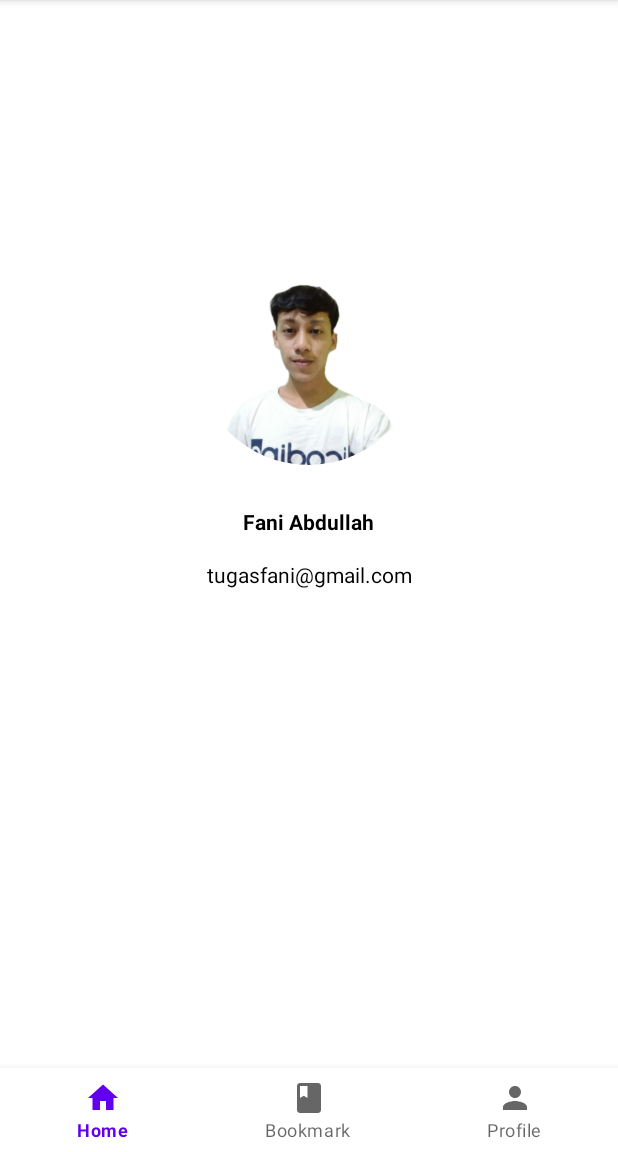
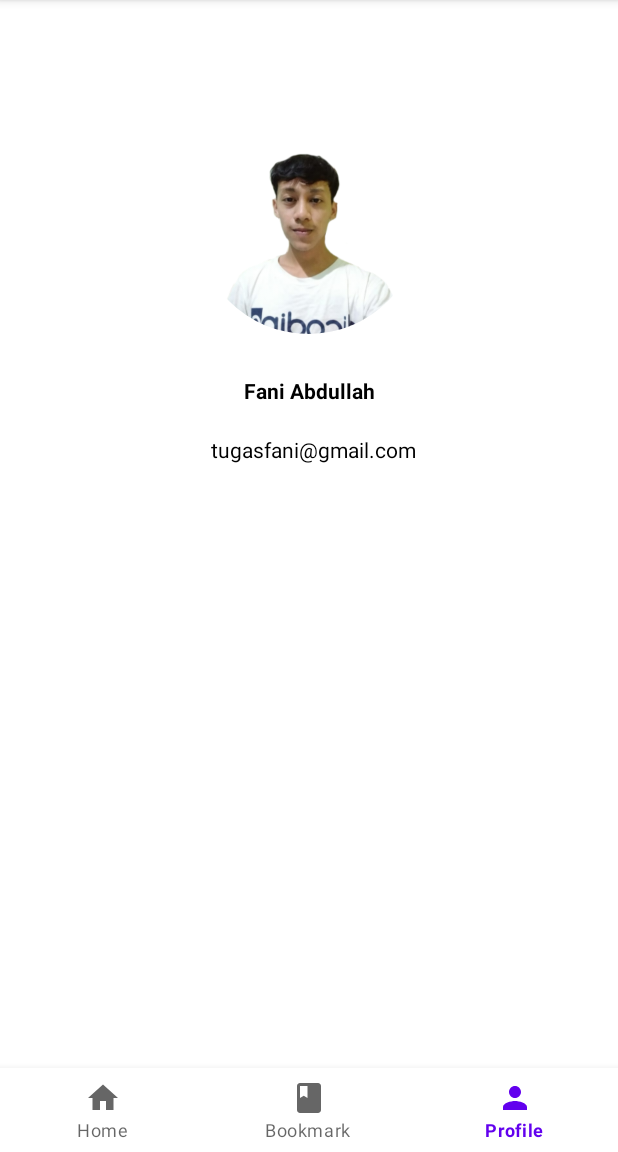
Before and after one commit to faniabdullah/Android-Programming-for-Beginners, an Android app: the screen it shows after launch (MyProfileActivity before the commit, MainActivity after it), item 3 of the bottom bar chosen, on a phone screen of 412 x 824 dp, the part 84-1236 px from its top. Run offline under Robolectric (Android 15) with nearby library versions, the phone set to English and light mode, and no system bars; our stand-ins replace CircleImageView; 1 statement that could not run was skipped.

Commit message:
change to fragment metode

```diff
--- a/app/src/main/java/com/faniabdullah/bangkit/BookmarkActivity.kt
+++ b/app/src/main/java/com/faniabdullah/bangkit/BookmarkActivity.kt
@@ -3,7 +3,6 @@ package com.faniabdullah.bangkit
 import android.content.Intent
 import androidx.appcompat.app.AppCompatActivity
 import android.os.Bundle
-import android.util.Log
 import android.widget.Toast
 import androidx.recyclerview.widget.LinearLayoutManager
 import androidx.recyclerview.widget.RecyclerView
--- a/app/src/main/java/com/faniabdullah/bangkit/MainActivity.kt
+++ b/app/src/main/java/com/faniabdullah/bangkit/MainActivity.kt
@@ -4,12 +4,15 @@ import android.content.Intent
 import android.os.Bundle
 import android.text.Editable
 import android.text.TextWatcher
-import android.widget.Toast
 import androidx.appcompat.app.AppCompatActivity
+import androidx.fragment.app.Fragment
 import androidx.recyclerview.widget.LinearLayoutManager
 import androidx.recyclerview.widget.RecyclerView
 import com.faniabdullah.bangkit.adapter.RestaurantAdapter
 import com.faniabdullah.bangkit.data.RestaurantData
+import com.faniabdullah.bangkit.fragment.FragmentBookmark
+import com.faniabdullah.bangkit.fragment.FragmentHome
+import com.faniabdullah.bangkit.fragment.FragmentProfile
 import com.faniabdullah.bangkit.model.Restaurant
 import com.google.android.material.bottomnavigation.BottomNavigationView
 import com.google.android.material.textfield.TextInputEditText
@@ -23,10 +26,16 @@ class MainActivity : AppCompatActivity() {
     override fun onCreate(savedInstanceState: Bundle?) {
         super.onCreate(savedInstanceState)
         setContentView(R.layout.activity_main)
-        initComponent()
-        list.addAll(RestaurantData.listData)
-        showListRestaurant()
+        loadFragment(FragmentHome())
+
         setNavigation()
+    }
+
+    private fun loadFragment(fragment: Fragment) {
+        val transaction = supportFragmentManager.beginTransaction()
+        transaction.replace(R.id.fragment_container, fragment)
+        transaction.addToBackStack(null)
+        transaction.commit()
     }
 
     private fun initComponent() {
@@ -40,13 +49,16 @@ class MainActivity : AppCompatActivity() {
         navView.setOnNavigationItemSelectedListener { item ->
             when (item.itemId) {
                 R.id.action_bookmarked -> {
-                    val moveIntent = Intent ( this@MainActivity , BookmarkActivity :: class.java )
-                    startActivity ( moveIntent )
+
+                    loadFragment(FragmentBookmark())
+                    true
+                }
+                R.id.action_home -> {
+                    loadFragment(FragmentHome())
                     true
                 }
                 R.id.action_profile -> {
-                    val moveIntent = Intent ( this@MainActivity , MyProfileActivity :: class.java )
-                    startActivity ( moveIntent )
+                    loadFragment(FragmentProfile())
                     true
                 }
                 else -> true
--- a/app/src/main/java/com/faniabdullah/bangkit/adapter/RestaurantAdapter.kt
+++ b/app/src/main/java/com/faniabdullah/bangkit/adapter/RestaurantAdapter.kt
@@ -1,7 +1,6 @@
 package com.faniabdullah.bangkit.adapter
 
 import android.content.Context
-import android.util.Log
 import android.view.LayoutInflater
 import android.view.View
 import android.view.ViewGroup
@@ -17,7 +16,7 @@ import com.faniabdullah.bangkit.R
 import com.faniabdullah.bangkit.data.DatabaseHelper
 import com.faniabdullah.bangkit.model.Restaurant
 
-class RestaurantAdapter(private var listRestaurant: ArrayList<Restaurant> , private val context: Context): RecyclerView.Adapter<RestaurantAdapter.RestaurantViewHolder>() {
+class RestaurantAdapter(private var listRestaurant: ArrayList<Restaurant>, private val context: Context): RecyclerView.Adapter<RestaurantAdapter.RestaurantViewHolder>() {
     private lateinit var onItemClickCallback: OnItemClickCallback
 
 
--- /dev/null
+++ b/app/src/main/java/com/faniabdullah/bangkit/fragment/FragmentHome.kt
@@ -0,0 +1,74 @@
+package com.faniabdullah.bangkit.fragment
+
+import android.content.Context
+import android.content.Intent
+import android.os.Bundle
+import android.text.Editable
+import android.text.TextWatcher
+import android.view.LayoutInflater
+import android.view.View
+import android.view.ViewGroup
+import androidx.fragment.app.Fragment
+import androidx.recyclerview.widget.LinearLayoutManager
+import androidx.recyclerview.widget.RecyclerView
+import com.faniabdullah.bangkit.DetailRestaurantActivity
+import com.faniabdullah.bangkit.R
+import com.faniabdullah.bangkit.adapter.RestaurantAdapter
+import com.faniabdullah.bangkit.data.RestaurantData
+import com.faniabdullah.bangkit.model.Restaurant
+import com.google.android.material.textfield.TextInputEditText
+
+class FragmentHome : Fragment() {
+
+    private lateinit var edtSearchRestaurant : TextInputEditText
+
+    override fun onCreateView(inflater: LayoutInflater,
+                              container: ViewGroup?,
+                              savedInstanceState: Bundle?): View? {
+        val view: View = inflater.inflate(R.layout.fragment_home, container,
+                false)
+
+        var list: ArrayList<Restaurant> = arrayListOf()
+        list.addAll(RestaurantData.listData)
+        val activity = activity as Context
+        val recyclerView = view.findViewById<RecyclerView>(R.id.rv_list_restaurant)
+        recyclerView.layoutManager = LinearLayoutManager(activity)
+        val listRestaurantAdapter = RestaurantAdapter(list,activity)
+        recyclerView.adapter = listRestaurantAdapter
+
+
+        edtSearchRestaurant =view.findViewById(R.id.edt_search_restaurant)
+        edtSearchRestaurant.addTextChangedListener(object : TextWatcher {
+            override fun beforeTextChanged(s: CharSequence?, start: Int, count: Int, after: Int) {
+            }
+            override fun onTextChanged(s: CharSequence?, start: Int, before: Int, count: Int) {
+            }
+            override fun afterTextChanged(seachValue: Editable?) {
+                val dataRestaurantFiltered: ArrayList<Restaurant> = arrayListOf()
+                for (data in RestaurantData.listData) {
+                    val restaurant: String = data.name.toString().toLowerCase()
+                    if (restaurant.contains(seachValue.toString().toLowerCase())) {
+                        dataRestaurantFiltered.add(data)
+                    }
+                }
+                listRestaurantAdapter.filter(dataRestaurantFiltered)
+            }
+        })
+
+        listRestaurantAdapter.setOnItemClickCallback(object : RestaurantAdapter.OnItemClickCallback {
+            override fun onItemClicked(data: Restaurant) {
+                showDetailRestaurant(activity , data)
+            }
+        })
+
+        return view
+    }
+
+
+    private fun showDetailRestaurant(context: Context, data: Restaurant) {
+        val intentDetail = Intent(context, DetailRestaurantActivity::class.java)
+        intentDetail.putExtra(DetailRestaurantActivity.DETAIL_USER, data)
+        startActivity(intentDetail)
+    }
+
+}
--- /dev/null
+++ b/app/src/main/java/com/faniabdullah/bangkit/fragment/FragmentProfile.kt
@@ -0,0 +1,14 @@
+package com.faniabdullah.bangkit.fragment
+
+import android.os.Bundle
+import android.view.LayoutInflater
+import android.view.View
+import android.view.ViewGroup
+import androidx.fragment.app.Fragment
+import com.faniabdullah.bangkit.R
+
+class FragmentProfile : Fragment() {
+    override fun onCreateView(inflater: LayoutInflater, container: ViewGroup?, savedInstanceState: Bundle?): View? {
+        return inflater.inflate(R.layout.fragment_profile,container,false)
+    }
+}
--- a/app/src/main/res/layout/activity_main.xml
+++ b/app/src/main/res/layout/activity_main.xml
@@ -6,7 +6,6 @@
     android:id="@+id/activity_main"
     android:layout_width="match_parent"
     android:layout_height="match_parent">
-
     <androidx.core.widget.NestedScrollView
         android:id="@+id/nestedScrollView"
         android:layout_width="match_parent"
@@ -19,43 +18,15 @@
         app:layout_constraintTop_toTopOf="parent"
         app:layout_constraintVertical_bias="0.0">
 
-        <LinearLayout
-            android:layout_width="match_parent"
-            android:layout_height="wrap_content"
-            android:orientation="vertical">
+    <FrameLayout
+        android:id="@+id/fragment_container"
+        android:layout_width="match_parent"
+        android:layout_height="match_parent"
+        android:layout_marginBottom="56dp"
+        app:layout_constraintLeft_toLeftOf="parent"
+        app:layout_constraintTop_toTopOf="parent" />
 
-
-            <com.google.android.material.textfield.TextInputLayout
-                android:layout_width="match_parent"
-                android:layout_height="match_parent"
-                app:endIconMode="clear_text"
-                app:boxBackgroundColor="@android:color/transparent"
-                android:background="@android:color/transparent"
-                app:startIconDrawable="@drawable/ic_baseline_search_24">
-
-                <com.google.android.material.textfield.TextInputEditText
-                    android:layout_width="match_parent"
-                    android:id="@+id/edt_search_restaurant"
-                    android:layout_height="wrap_content"
-                    android:ellipsize="end"
-                    android:maxLines="1"
-                    android:singleLine="true"
-                    android:hint="@string/search_restaurant" />
-            </com.google.android.material.textfield.TextInputLayout>
-
-            <androidx.recyclerview.widget.RecyclerView
-                android:id="@+id/rv_list_restaurant"
-                android:layout_width="match_parent"
-                android:layout_height="wrap_content"
-                android:layout_marginTop="8dp"
-
-                android:layout_marginBottom="20dp"
-                android:padding="5dp"
-                tools:listitem="@layout/item_cardview_hero" />
-
-        </LinearLayout>
     </androidx.core.widget.NestedScrollView>
-
     <com.google.android.material.bottomnavigation.BottomNavigationView
         android:id="@+id/navigation"
         android:layout_width="match_parent"
--- /dev/null
+++ b/app/src/main/res/layout/fragment_profile.xml
@@ -0,0 +1,56 @@
+<?xml version="1.0" encoding="utf-8"?>
+<androidx.constraintlayout.widget.ConstraintLayout xmlns:android="http://schemas.android.com/apk/res/android"
+    xmlns:app="http://schemas.android.com/apk/res-auto"
+    xmlns:tools="http://schemas.android.com/tools"
+    android:layout_width="match_parent"
+    android:layout_height="match_parent"
+    tools:context=".MyProfileActivity">
+
+    <de.hdodenhof.circleimageview.CircleImageView
+        android:id="@+id/img_item_photo"
+        android:layout_width="150dp"
+        android:layout_height="150dp"
+        android:layout_alignParentStart="true"
+        android:layout_alignParentTop="true"
+        android:layout_alignParentEnd="true"
+        android:src="@drawable/faniabdullah"
+        app:layout_constraintBottom_toBottomOf="parent"
+        app:layout_constraintEnd_toEndOf="parent"
+        app:layout_constraintHorizontal_bias="0.498"
+        app:layout_constraintStart_toStartOf="parent"
+        app:layout_constraintTop_toTopOf="parent"
+        app:layout_constraintVertical_bias="0.413" />
+
+    <TextView
+        android:id="@+id/textView7"
+        android:layout_width="match_parent"
+        android:gravity="center"
+        android:layout_height="wrap_content"
+        android:layout_below="@+id/img_item_photo"
+        android:layout_alignStart="@+id/img_item_photo"
+        android:layout_alignEnd="@+id/img_item_photo"
+        android:layout_marginStart="32dp"
+        android:layout_marginTop="28dp"
+        android:layout_marginEnd="31dp"
+        android:text="@string/fani_abdullah"
+        android:textStyle="bold"
+        app:layout_constraintEnd_toEndOf="@+id/img_item_photo"
+        app:layout_constraintStart_toStartOf="@+id/img_item_photo"
+        app:layout_constraintTop_toBottomOf="@+id/img_item_photo" />
+
+    <TextView
+        android:id="@+id/textView8"
+        android:layout_width="match_parent"
+        android:textAlignment="center"
+        android:layout_height="wrap_content"
+        android:layout_below="@+id/img_item_photo"
+        android:layout_alignStart="@+id/img_item_photo"
+        android:layout_alignEnd="@+id/img_item_photo"
+        android:layout_marginStart="5dp"
+        android:layout_marginTop="20dp"
+        android:text="@string/email_dicoding"
+        app:layout_constraintEnd_toEndOf="@+id/img_item_photo"
+        app:layout_constraintStart_toStartOf="@+id/img_item_photo"
+        app:layout_constraintTop_toBottomOf="@+id/textView7" />
+
+</androidx.constraintlayout.widget.ConstraintLayout>
```
Also changed, not shown: app/src/main/java/com/faniabdullah/bangkit/data/DatabaseHelper.kt (+19 -0 lines), app/src/main/java/com/faniabdullah/bangkit/fragment/FragmentBookmark.kt (added, +60 -0 lines), app/src/main/res/layout/fragment_bookmark.xml (added, +28 -0 lines), app/src/main/res/layout/fragment_home.xml (added, +34 -0 lines).
